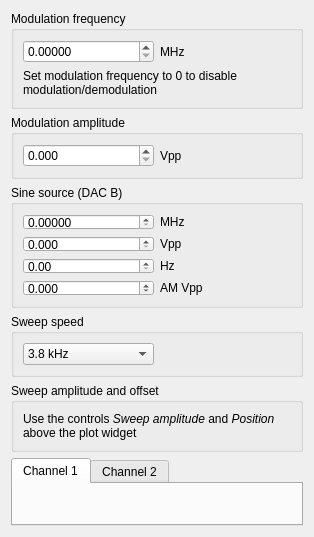
The window that linien-gui/linien_gui/ui/modulation_sweep_panel.ui (Debaucheryddll/FPATS) describes before a commit, drawn with Qt 5.
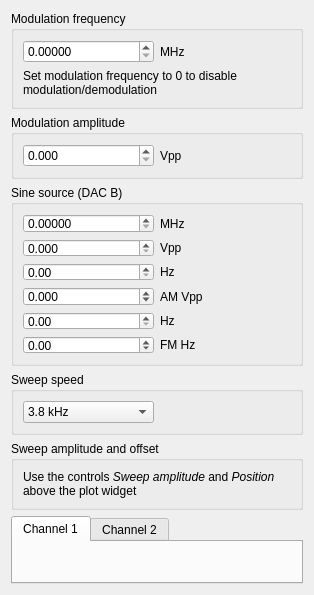
The same window after the commit. Custom widgets are drawn as their Qt base class.

```diff
--- a/linien-gui/linien_gui/ui/modulation_sweep_panel.ui
+++ b/linien-gui/linien_gui/ui/modulation_sweep_panel.ui
@@ -186,6 +186,57 @@
         </item>
        </layout>
       </item>
+     <item>
+      <layout class="QHBoxLayout" name="horizontalLayout_11">
+       <item>
+        <widget class="CustomDoubleSpinBoxNoSign" name="sineSourceFmFrequencySpinBox">
+         <property name="decimals">
+          <number>2</number>
+         </property>
+         <property name="maximum">
+          <double>1000000.000000000000000</double>
+         </property>
+         <property name="singleStep">
+          <double>10.000000000000000</double>
+         </property>
+        </widget>
+       </item>
+       <item>
+        <widget class="QLabel" name="label_10">
+         <property name="text">
+          <string>Hz</string>
+         </property>
+        </widget>
+       </item>
+      </layout>
+     </item>
+     <item>
+      <layout class="QHBoxLayout" name="horizontalLayout_12">
+       <item>
+        <widget class="CustomDoubleSpinBox" name="sineSourceFmAmplitudeSpinBox">
+         <property name="decimals">
+          <number>2</number>
+         </property>
+         <property name="minimum">
+          <double>-1000000.000000000000000</double>
+         </property>
+         <property name="maximum">
+          <double>1000000.000000000000000</double>
+         </property>
+         <property name="singleStep">
+          <double>10.000000000000000</double>
+         </property>
+        </widget>
+       </item>
+       <item>
+        <widget class="QLabel" name="label_11">
+         <property name="text">
+          <string>FM Hz</string>
+         </property>
+        </widget>
+       </item>
+      </layout>
+     </item>
      </layout>
     </widget>
    </item>
```
Lines whose indentation alone changed are shown as unchanged.
